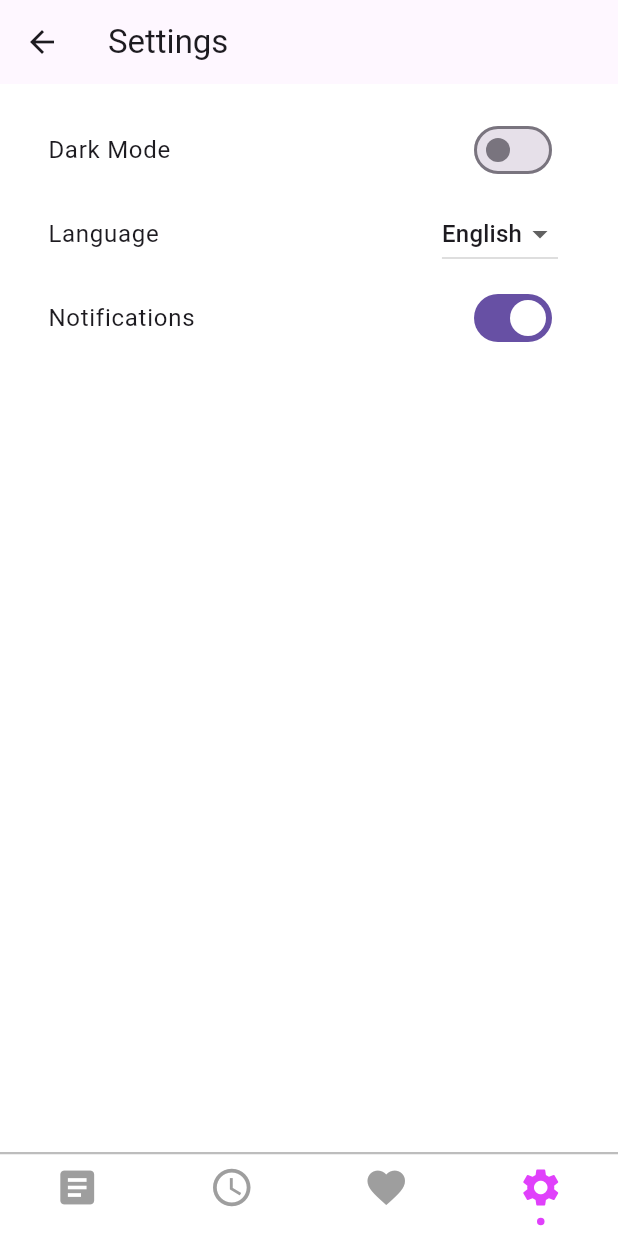
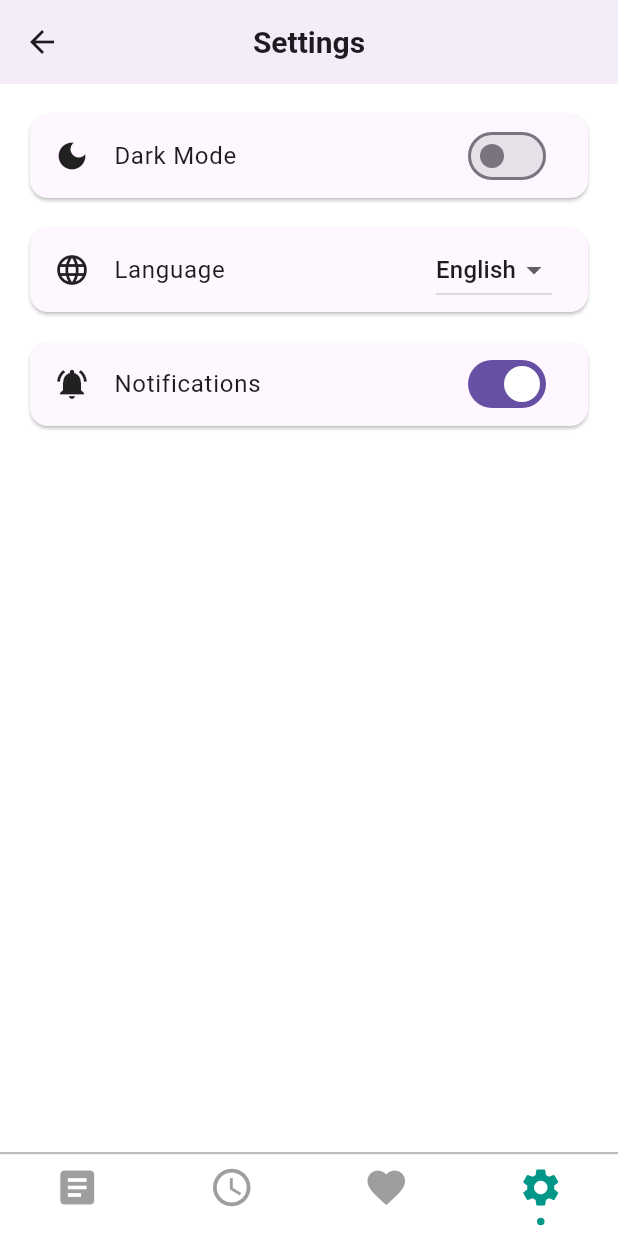
Before and after one commit to Mohamed-Hussien10/News_App, a Flutter app: the screen it shows after launch, item 4 of the bottom bar chosen, on a phone screen of 412 x 824 dp. Run offline on Flutter 3.47's test engine with Material 3 defaults, Android fonts, the phone set to English and light mode, and no system bars; drawn by our look-alikes of persistent_bottom_nav_bar; our stand-ins replace cached_network_image, device_preview, dio, easy_localization, flutter_bloc, flutter_dotenv and 12 more; missing offline and left inert: workmanager; generated files the repository leaves out were written again; network calls fail.

```diff
--- a/lib/features/homeScreen/ui/home_screen.dart
+++ b/lib/features/homeScreen/ui/home_screen.dart
@@ -52,8 +52,7 @@ class _HomeScreenState extends State<HomeScreen> {
       PersistentBottomNavBarItem(
         icon: const Icon(Icons.settings),
         title: ("Profile"),
-        activeColorPrimary:
-            isDarkMode ? Colors.purpleAccent : Colors.purpleAccent,
+        activeColorPrimary: isDarkMode ? Colors.teal : Colors.teal,
         inactiveColorPrimary: isDarkMode ? Colors.white60 : Colors.grey,
         iconSize: 30.0,
       ),
--- a/lib/features/setting_screen/ui/setting_screen.dart
+++ b/lib/features/setting_screen/ui/setting_screen.dart
@@ -16,29 +16,57 @@ class _SettingsScreenState extends State<SettingsScreen> {
   @override
   Widget build(BuildContext context) {
     final themeProvider = Provider.of<ThemeProvider>(context);
+    final isDarkMode = themeProvider.isDarkMode;
+    final backgroundColor = Theme.of(context).scaffoldBackgroundColor;
+    final cardColor = Theme.of(context).cardColor;
+    final iconColor = isDarkMode ? Colors.white : Colors.black87;
 
     return Scaffold(
       appBar: AppBar(
-        title: Text('settings'.tr()),
+        title: Text(
+          'settings'.tr(),
+          style: const TextStyle(fontSize: 20, fontWeight: FontWeight.bold),
         ),
-      body: SingleChildScrollView(
+        centerTitle: true,
+        elevation: 2,
+      ),
+      body: Container(
         padding: const EdgeInsets.all(16.0),
+        decoration: BoxDecoration(
+          color: backgroundColor,
+          borderRadius: BorderRadius.circular(12),
+        ),
         child: Column(
           crossAxisAlignment: CrossAxisAlignment.start,
           children: [
             // Theme Toggle
-            ListTile(
+            Card(
+              color: cardColor,
+              shape: RoundedRectangleBorder(
+                borderRadius: BorderRadius.circular(12),
+              ),
+              child: ListTile(
+                leading: Icon(Icons.dark_mode, color: iconColor),
                 title: Text('dark_mode'.tr()),
                 trailing: Switch(
-                value: themeProvider.isDarkMode,
+                  value: isDarkMode,
                   onChanged: (value) {
-                  themeProvider.toggleTheme(); // This triggers theme change
+                    themeProvider.toggleTheme();
                   },
                 ),
               ),
+            ),
+
+            const SizedBox(height: 12),
 
             // Language Selection
-            ListTile(
+            Card(
+              color: cardColor,
+              shape: RoundedRectangleBorder(
+                borderRadius: BorderRadius.circular(12),
+              ),
+              child: ListTile(
+                leading: Icon(Icons.language, color: iconColor),
                 title: Text('language'.tr()),
                 trailing: DropdownButton<Locale>(
                   value: Locale(
@@ -62,9 +90,18 @@ class _SettingsScreenState extends State<SettingsScreen> {
                   ],
                 ),
               ),
+            ),
+
+            const SizedBox(height: 12),
 
             // Notifications Toggle
-            ListTile(
+            Card(
+              color: cardColor,
+              shape: RoundedRectangleBorder(
+                borderRadius: BorderRadius.circular(12),
+              ),
+              child: ListTile(
+                leading: Icon(Icons.notifications_active, color: iconColor),
                 title: Text('notifications'.tr()),
                 trailing: Switch(
                   value: isNotificationsEnabled,
@@ -75,6 +112,7 @@ class _SettingsScreenState extends State<SettingsScreen> {
                   },
                 ),
               ),
+            ),
           ],
         ),
       ),
```
Also changed, not shown: lib/features/matchScheduleScreen/ui/widgets/dropdown.dart (+19 -12 lines), lib/features/matchScheduleScreen/ui/widgets/match_list.dart (+8 -15 lines), lib/features/newsScreen/ui/news_screen.dart (+6 -11 lines), lib/features/newsScreen/ui/widgets/news_card.dart (+51 -9 lines). Lines whose indentation alone changed are shown as unchanged.
